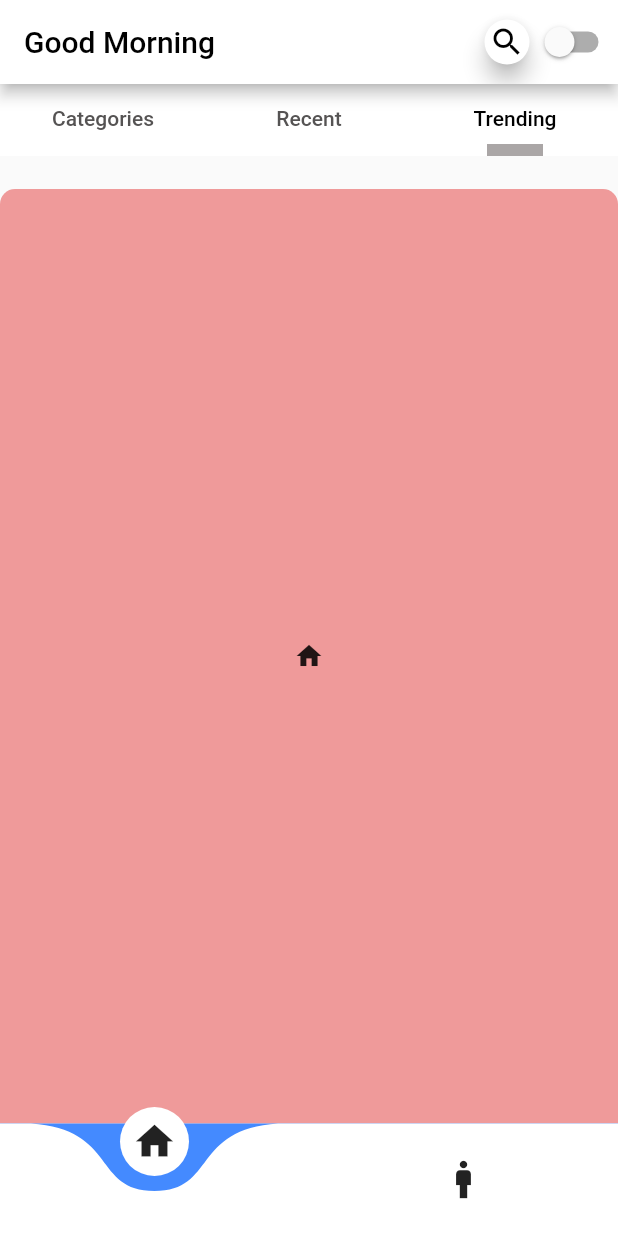
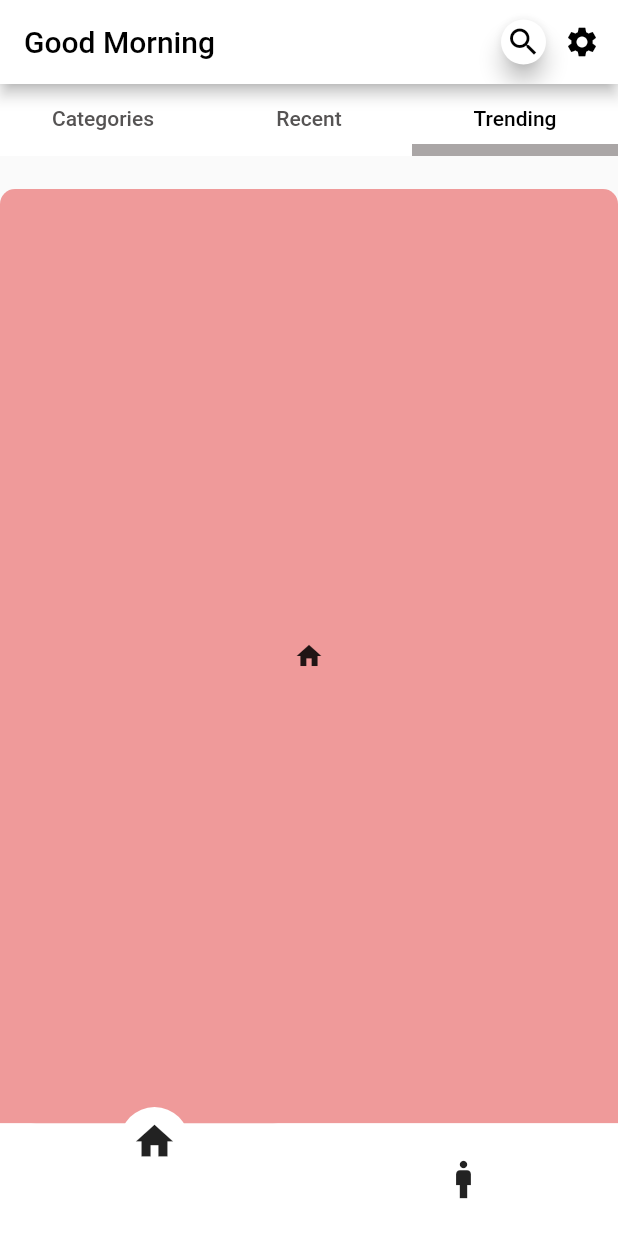
Before and after one commit to Navneet-singh7/StudentOLX.github.iofork, a Flutter app: the screen it shows after launch, on a phone screen of 412 x 824 dp. Run offline on Flutter 3.47's test engine with Material 2 defaults, Android fonts, the phone set to English and light mode, and no system bars; drawn by our look-alikes of curved_navigation_bar; our stand-ins replace material_floating_search_bar; missing offline and left inert: dart:html, search_page.

Commit message:
Basics1.3
Added Setting Button

```diff
--- a/lib/constants/themeData/themeData.dart
+++ b/lib/constants/themeData/themeData.dart
@@ -27,6 +27,8 @@ class AppTheme {
 
   static lightTheme() => ThemeData(
         primaryColor: const Color.fromARGB(255, 255, 255, 255),
+        iconTheme: IconThemeData(color: Color.fromARGB(255, 0, 0, 0)),
+
         scaffoldBackgroundColor: LightThemeColors.scaffoldBackGroundColor,
         unselectedWidgetColor: LightThemeColors.unSelectedTabBarColor,
         indicatorColor: LightThemeColors.selectedTabBarColor,
@@ -36,6 +38,7 @@ class AppTheme {
 
   static darkTheme() => ThemeData(
         primaryColor: Colors.black,
+        iconTheme: IconThemeData(color: Colors.white),
         scaffoldBackgroundColor: DarkThemeColors.scaffoldBackGroundColor,
         unselectedWidgetColor: DarkThemeColors.unSelectedTabBarColor,
         indicatorColor: DarkThemeColors.selectedTabBarColor,
--- a/lib/screens/HomePage/SearchBar/searchBar.dart
+++ b/lib/screens/HomePage/SearchBar/searchBar.dart
@@ -59,7 +59,7 @@ class SearchBarButton extends StatelessWidget {
         foregroundColor: theme.isDarkMode == false
             ? Color.fromARGB(255, 0, 0, 0)
             : Color.fromARGB(255, 255, 255, 255),
-        tooltip: 'Search people',
+        tooltip: 'Search',
         onPressed: () => showSearch(
           context: context,
           delegate: SearchPage(
--- a/lib/screens/HomePage/SettingsOptions/settingsButton.dart
+++ b/lib/screens/HomePage/SettingsOptions/settingsButton.dart
@@ -1,19 +1,37 @@
 import 'package:flutter/material.dart';
 import 'package:flutter/src/widgets/container.dart';
 import 'package:flutter/src/widgets/framework.dart';
+import 'package:olx_server/constants/themeData/themeData.dart';
+import 'package:olx_server/screens/HomePage/SettingsOptions/settingsPage.dart';
+import 'package:provider/provider.dart';
 
-// class SettingsButton extends StatefulWidget {
-//   const SettingsButton({super.key});
+class SettingsButton extends StatefulWidget {
+  const SettingsButton({super.key});
 
-//   @override
-//   State<SettingsButton> createState() => _SettingsButtonState();
-// }
+  @override
+  State<SettingsButton> createState() => _SettingsButtonState();
+}
 
-// class _SettingsButtonState extends State<SettingsButton> {
-//   @override
-//   Widget build(BuildContext context) {
-//     return Container(
-//       child: IconButton(),
-//     );
-//   }
-// }
+class _SettingsButtonState extends State<SettingsButton> {
+  @override
+  Widget build(BuildContext context) {
+    final theme = Provider.of<ThemeProvider>(context);
+
+    return Container(
+      child: IconButton(
+        onPressed: () {
+          Navigator.push(context,
+              MaterialPageRoute(builder: (context) => const SettingPage()));
+        },
+        icon: const Icon(Icons.settings),
+        color: theme.isDarkMode == false
+            ? Color.fromARGB(255, 0, 0, 0)
+            : Color.fromARGB(255, 255, 255, 255),
+      ),
+    );
+  }
+
+  Widget SettingScreen() {
+    return Scaffold();
+  }
+}
--- a/lib/screens/HomePage/homepage.dart
+++ b/lib/screens/HomePage/homepage.dart
@@ -7,9 +7,9 @@ Contains:
 
 import 'package:curved_navigation_bar/curved_navigation_bar.dart';
 import 'package:flutter/material.dart';
-import 'package:olx_server/constants/themeData/change_theme_button_widget.dart';
 import 'package:olx_server/constants/themeData/themeData.dart';
 import 'package:olx_server/screens/HomePage/SearchBar/searchBar.dart';
+import 'package:olx_server/screens/HomePage/SettingsOptions/settingsButton.dart';
 import 'package:olx_server/screens/ProfilePage/profilePage.dart';
 import 'package:olx_server/screens/Recommendations/R_screens/recommendation_home_screen.dart';
 import 'package:provider/provider.dart';
@@ -55,7 +55,7 @@ class _HomeScreenState extends State<HomeScreen> with TickerProviderStateMixin {
           ),
           actions: const [
             SearchBarButton(),
-            ChangeThemeButtonWidget(),
+            SettingsButton(),
           ],
         ),
         // ---------------------------------------BODY
@@ -63,11 +63,28 @@ class _HomeScreenState extends State<HomeScreen> with TickerProviderStateMixin {
         // ---------------------------------------BOTTOM NAVIGATION BAR
         bottomNavigationBar: CurvedNavigationBar(
           key: _bottomNavigationKey,
-          items: const <Widget>[
-            Icon(Icons.home, size: 30),
-            Icon(Icons.man, size: 30),
+          items: <Widget>[
+            Icon(
+              Icons.home,
+              size: 30,
+              color: Theme.of(context).iconTheme.color,
+            ),
+            Icon(
+              Icons.man,
+              size: 30,
+              color: Theme.of(context).iconTheme.color,
+            ),
             // Icon(Icons.shop, size: 30),
           ],
+          backgroundColor: theme.isDarkMode == false
+              ? Color.fromARGB(255, 255, 255, 255)
+              : Color.fromARGB(255, 0, 0, 0),
+          color: theme.isDarkMode == false
+              ? Color.fromARGB(255, 255, 255, 255)
+              : Color.fromARGB(255, 0, 0, 0),
+          buttonBackgroundColor: theme.isDarkMode == false
+              ? Color.fromARGB(255, 255, 255, 255)
+              : Color.fromARGB(255, 0, 0, 0),
           onTap: (index) {
             setState(() {
               _selectedIndex = index;
--- a/lib/screens/Recommendations/R_screens/recommendation_home_screen.dart
+++ b/lib/screens/Recommendations/R_screens/recommendation_home_screen.dart
@@ -27,6 +27,7 @@ class _RecommendationHomeScreenState extends State<RecommendationHomeScreen>
   @override
   Widget build(BuildContext context) {
     final theme = Provider.of<ThemeProvider>(context);
+    final size = MediaQuery.of(context).size;
     return MaterialApp(
       debugShowCheckedModeBanner: false,
       // Provide the [TabController]
@@ -50,8 +51,7 @@ class _RecommendationHomeScreenState extends State<RecommendationHomeScreen>
                         indicator: const UnderlineTabIndicator(
                             borderSide: BorderSide(
                                 color: Color.fromARGB(255, 170, 166, 166),
-                                width: 8.0),
-                            insets: EdgeInsets.fromLTRB(50, 0, 50, 0)),
+                                width: 8)),
                         automaticIndicatorColorAdjustment: true,
                         indicatorSize: TabBarIndicatorSize.tab,
                         splashBorderRadius: BorderRadius.circular(50),
@@ -65,7 +65,10 @@ class _RecommendationHomeScreenState extends State<RecommendationHomeScreen>
                             : Colors.grey,
                         tabs: const [
                           Tab(
-                            child: Text("Categories"),
+                            child: Text(
+                              "Categories",
+                              // style: TextStyle(height: 20),
+                            ),
                           ),
                           Tab(
                             child: Text("Recent"),
```
Also changed, not shown: lib/screens/HomePage/SettingsOptions/settingsPage.dart (added, +132 -0 lines).
